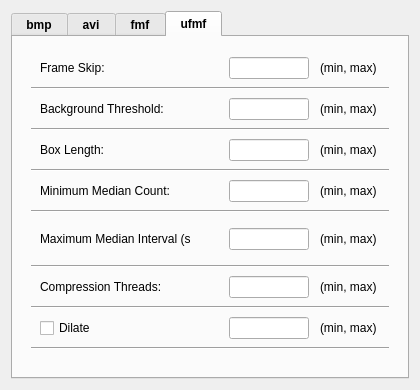
Before: the Qt Designer form src/gui/logging_settings_dialog.ui in janelia-idf/bias, drawn with Qt 5.
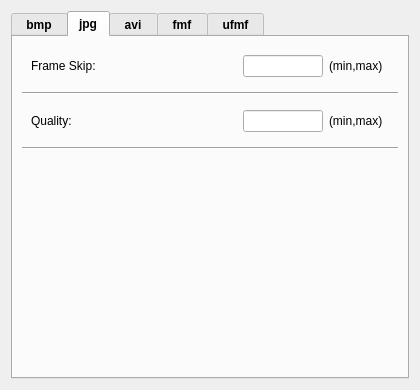
After: the same form once the commit is applied.

Commit message: Added jpg as logging format. Currently single threaded - need to make multi-threaded.

```diff
--- a/src/gui/logging_settings_dialog.ui
+++ b/src/gui/logging_settings_dialog.ui
@@ -44,7 +44,7 @@
       <enum>QTabWidget::Rounded</enum>
      </property>
      <property name="currentIndex">
-      <number>3</number>
+      <number>1</number>
      </property>
      <widget class="QWidget" name="bmpTabPtr_">
       <attribute name="title">
@@ -204,6 +204,234 @@
        </item>
       </layout>
      </widget>
+     <widget class="QWidget" name="jpgTabPtr_">
+      <attribute name="title">
+       <string>jpg</string>
+      </attribute>
+      <layout class="QVBoxLayout" name="verticalLayout_6">
+       <item>
+        <widget class="QWidget" name="jpgFrameSkipWidgetPtr_" native="true">
+         <layout class="QHBoxLayout" name="horizontalLayout_6">
+          <item>
+           <widget class="QLabel" name="jpgFrameSkipLabelPtr_">
+            <property name="sizePolicy">
+             <sizepolicy hsizetype="Fixed" vsizetype="Preferred">
+              <horstretch>0</horstretch>
+              <verstretch>0</verstretch>
+             </sizepolicy>
+            </property>
+            <property name="minimumSize">
+             <size>
+              <width>120</width>
+              <height>0</height>
+             </size>
+            </property>
+            <property name="font">
+             <font>
+              <weight>50</weight>
+              <bold>false</bold>
+             </font>
+            </property>
+            <property name="text">
+             <string>Frame Skip:</string>
+            </property>
+           </widget>
+          </item>
+          <item>
+           <spacer name="horizontalSpacer_23">
+            <property name="orientation">
+             <enum>Qt::Horizontal</enum>
+            </property>
+            <property name="sizeHint" stdset="0">
+             <size>
+              <width>90</width>
+              <height>20</height>
+             </size>
+            </property>
+           </spacer>
+          </item>
+          <item>
+           <widget class="QLineEdit" name="jpgFrameSkipLineEditPtr_">
+            <property name="sizePolicy">
+             <sizepolicy hsizetype="Fixed" vsizetype="Fixed">
+              <horstretch>0</horstretch>
+              <verstretch>0</verstretch>
+             </sizepolicy>
+            </property>
+            <property name="minimumSize">
+             <size>
+              <width>80</width>
+              <height>0</height>
+             </size>
+            </property>
+            <property name="maximumSize">
+             <size>
+              <width>80</width>
+              <height>16777215</height>
+             </size>
+            </property>
+           </widget>
+          </item>
+          <item>
+           <widget class="QLabel" name="jpgFrameSkipRangeLabelPtr_">
+            <property name="sizePolicy">
+             <sizepolicy hsizetype="Fixed" vsizetype="Preferred">
+              <horstretch>0</horstretch>
+              <verstretch>0</verstretch>
+             </sizepolicy>
+            </property>
+            <property name="minimumSize">
+             <size>
+              <width>60</width>
+              <height>0</height>
+             </size>
+            </property>
+            <property name="maximumSize">
+             <size>
+              <width>60</width>
+              <height>16777215</height>
+             </size>
+            </property>
+            <property name="font">
+             <font>
+              <weight>50</weight>
+              <bold>false</bold>
+             </font>
+            </property>
+            <property name="text">
+             <string>(min,max)</string>
+            </property>
+           </widget>
+          </item>
+         </layout>
+        </widget>
+       </item>
+       <item>
+        <widget class="Line" name="line_6">
+         <property name="orientation">
+          <enum>Qt::Horizontal</enum>
+         </property>
+        </widget>
+       </item>
+       <item>
+        <widget class="QWidget" name="jpgQualityWidgetPtr_" native="true">
+         <layout class="QHBoxLayout" name="horizontalLayout_9">
+          <item>
+           <widget class="QLabel" name="jpgQualityLabelPtr_">
+            <property name="sizePolicy">
+             <sizepolicy hsizetype="Fixed" vsizetype="Preferred">
+              <horstretch>0</horstretch>
+              <verstretch>0</verstretch>
+             </sizepolicy>
+            </property>
+            <property name="minimumSize">
+             <size>
+              <width>120</width>
+              <height>0</height>
+             </size>
+            </property>
+            <property name="font">
+             <font>
+              <weight>50</weight>
+              <bold>false</bold>
+             </font>
+            </property>
+            <property name="text">
+             <string>Quality: </string>
+            </property>
+           </widget>
+          </item>
+          <item>
+           <spacer name="horizontalSpacer_24">
+            <property name="orientation">
+             <enum>Qt::Horizontal</enum>
+            </property>
+            <property name="sizeHint" stdset="0">
+             <size>
+              <width>90</width>
+              <height>20</height>
+             </size>
+            </property>
+           </spacer>
+          </item>
+          <item>
+           <widget class="QLineEdit" name="jpgQualityLineEditPtr_">
+            <property name="sizePolicy">
+             <sizepolicy hsizetype="Fixed" vsizetype="Fixed">
+              <horstretch>0</horstretch>
+              <verstretch>0</verstretch>
+             </sizepolicy>
+            </property>
+            <property name="minimumSize">
+             <size>
+              <width>80</width>
+              <height>0</height>
+             </size>
+            </property>
+            <property name="maximumSize">
+             <size>
+              <width>80</width>
+              <height>16777215</height>
+             </size>
+            </property>
+           </widget>
+          </item>
+          <item>
+           <widget class="QLabel" name="jpgQualityRangeLabelPtr_">
+            <property name="sizePolicy">
+             <sizepolicy hsizetype="Fixed" vsizetype="Preferred">
+              <horstretch>0</horstretch>
+              <verstretch>0</verstretch>
+             </sizepolicy>
+            </property>
+            <property name="minimumSize">
+             <size>
+              <width>60</width>
+              <height>0</height>
+             </size>
+            </property>
+            <property name="maximumSize">
+             <size>
+              <width>60</width>
+              <height>16777215</height>
+             </size>
+            </property>
+            <property name="font">
+             <font>
+              <weight>50</weight>
+              <bold>false</bold>
+             </font>
+            </property>
+            <property name="text">
+             <string>(min,max)</string>
+            </property>
+           </widget>
+          </item>
+         </layout>
+        </widget>
+       </item>
+       <item>
+        <widget class="Line" name="line_7">
+         <property name="orientation">
+          <enum>Qt::Horizontal</enum>
+         </property>
+        </widget>
+       </item>
+       <item>
+        <spacer name="verticalSpacer_4">
+         <property name="orientation">
+          <enum>Qt::Vertical</enum>
+         </property>
+         <property name="sizeHint" stdset="0">
+          <size>
+           <width>20</width>
+           <height>223</height>
+          </size>
+         </property>
+        </spacer>
+       </item>
+      </layout>
+     </widget>
      <widget class="QWidget" name="aviTabPtr_">
       <attribute name="title">
        <string> avi </string>
@@ -1170,13 +1398,13 @@
                </property>
                <property name="minimumSize">
                 <size>
-                 <width>150</width>
+                 <width>175</width>
                  <height>0</height>
                 </size>
                </property>
                <property name="maximumSize">
                 <size>
-                 <width>150</width>
+                 <width>175</width>
                  <height>16777215</height>
                 </size>
                </property>
```
The commit also changes 10 other files.
